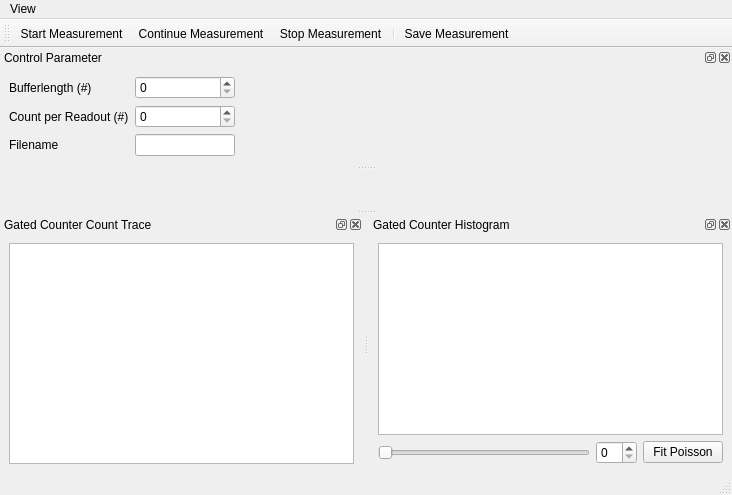
Ulm-IQO/qudi, file gui/gated_counter/ui_gated_counter_gui.ui: the form before one commit.
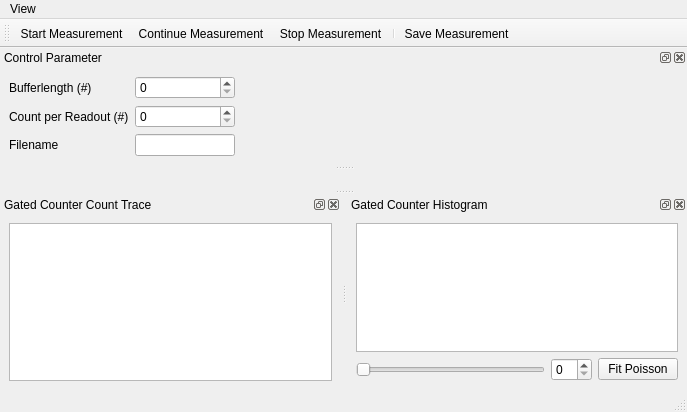
The form after the commit. Icons and pictures are not drawn. Custom widgets are drawn as their Qt base class.

Commit message: Add the gated counter GUI and logic to default config, so that one can display it. Adjust the dockwidget in the gated counter GUI for proper display. Create a new play_resume_36x36.png icon. The rest are comments to various files.

```diff
--- a/gui/gated_counter/ui_gated_counter_gui.ui
+++ b/gui/gated_counter/ui_gated_counter_gui.ui
@@ -6,8 +6,8 @@
    <rect>
     <x>0</x>
     <y>0</y>
-    <width>732</width>
-    <height>495</height>
+    <width>687</width>
+    <height>412</height>
    </rect>
   </property>
   <property name="windowTitle">
@@ -21,7 +21,7 @@
     <rect>
      <x>0</x>
      <y>0</y>
-     <width>732</width>
+     <width>687</width>
      <height>21</height>
     </rect>
    </property>
@@ -59,7 +59,7 @@
    </property>
    <property name="minimumSize">
     <size>
-     <width>91</width>
+     <width>117</width>
      <height>140</height>
     </size>
    </property>
@@ -74,7 +74,14 @@
      <item row="0" column="0">
       <layout class="QGridLayout" name="gridLayout_3">
        <item row="1" column="0">
-        <widget class="PlotWidget" name="graphicsView"/>
+        <widget class="PlotWidget" name="graphicsView">
+         <property name="sizePolicy">
+          <sizepolicy hsizetype="Expanding" vsizetype="Preferred">
+           <horstretch>0</horstretch>
+           <verstretch>0</verstretch>
+          </sizepolicy>
+         </property>
+        </widget>
        </item>
       </layout>
      </item>
@@ -116,7 +123,14 @@
         </widget>
        </item>
        <item row="0" column="0" colspan="3">
-        <widget class="PlotWidget" name="graphicsView_2"/>
+        <widget class="PlotWidget" name="graphicsView_2">
+         <property name="sizePolicy">
+          <sizepolicy hsizetype="Expanding" vsizetype="Preferred">
+           <horstretch>0</horstretch>
+           <verstretch>0</verstretch>
+          </sizepolicy>
+         </property>
+        </widget>
        </item>
       </layout>
      </item>
@@ -124,6 +138,12 @@
    </widget>
   </widget>
   <widget class="QDockWidget" name="control_param_DockWidget">
+   <property name="sizePolicy">
+    <sizepolicy hsizetype="Preferred" vsizetype="Minimum">
+     <horstretch>0</horstretch>
+     <verstretch>0</verstretch>
+    </sizepolicy>
+   </property>
    <property name="windowTitle">
     <string>Control Parameter</string>
    </property>
@@ -134,6 +154,12 @@
     <layout class="QGridLayout" name="gridLayout_7">
      <item row="0" column="0">
       <layout class="QGridLayout" name="gridLayout">
+       <property name="sizeConstraint">
+        <enum>QLayout::SetMinimumSize</enum>
+       </property>
+       <property name="spacing">
+        <number>6</number>
+       </property>
        <item row="0" column="0">
         <widget class="QLabel" name="label">
          <property name="sizePolicy">
```
The commit also changes 7 other files.
